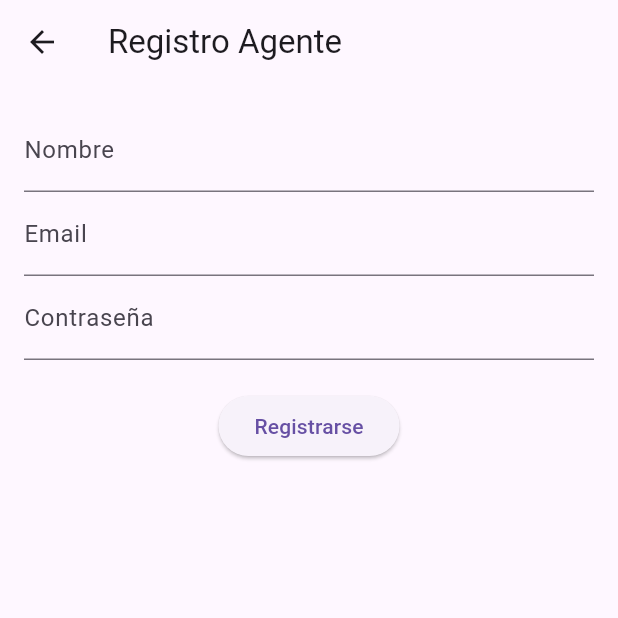
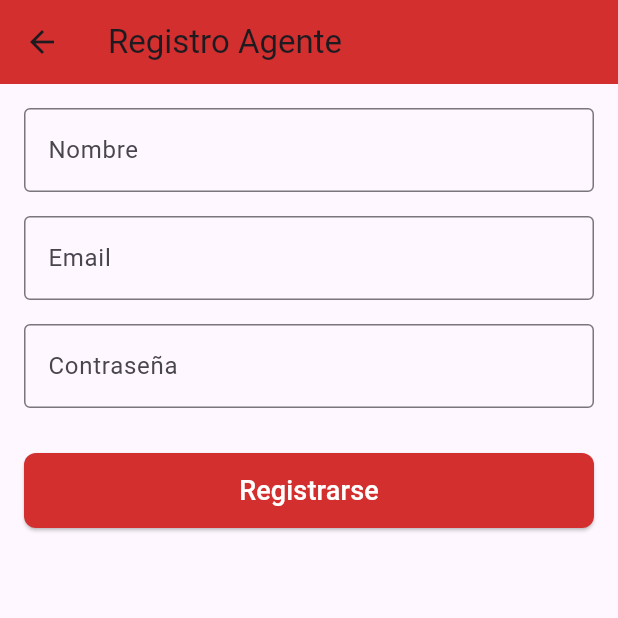
Before and after one commit to Emrodrigz/PaqueExpress, a Flutter app: the screen it shows after launch, after a tap on "Registrarse", on a phone screen of 412 x 824 dp, the top half of it. Run offline on Flutter 3.47's test engine with Material 3 defaults, Android fonts, the phone set to English and light mode, and no system bars; our stand-ins replace dio, flutter_map, flutter_secure_storage, geolocator, image_picker, latlong2; network calls fail.

Commit message:
Cambios en el color de la Aplicación

```diff
--- a/eval3/lib/main.dart
+++ b/eval3/lib/main.dart
@@ -28,10 +28,7 @@ class ApiClient {
       },
       onError: (e, handler) async {
         if (e.response?.statusCode == 401) {
-          // Si el token expira o es inválido, borra y redirige
           await storage.delete(key: "token");
-          // Nota: La redirección a LoginPage debe manejarse a nivel de widget,
-          // aquí solo se borra el token.
         }
         handler.next(e);
       },
@@ -46,14 +43,29 @@ class MyApp extends StatelessWidget {
   @override
   Widget build(BuildContext context) => MaterialApp(
         title: "Paquexpress",
-        theme: ThemeData(primarySwatch: Colors.blue),
+        theme: ThemeData(
+          primarySwatch: Colors.red,
+          primaryColor: Colors.red.shade700,
+          appBarTheme: AppBarTheme(
+             backgroundColor: Colors.red.shade700,
+          ),
+          elevatedButtonTheme: ElevatedButtonThemeData(
+            style: ElevatedButton.styleFrom(
+              backgroundColor: Colors.red.shade700,
+              foregroundColor: Colors.white,
+              padding: const EdgeInsets.symmetric(vertical: 12),
+              shape: RoundedRectangleBorder(borderRadius: BorderRadius.circular(8)),
+            ),
+          ),
+          textButtonTheme: TextButtonThemeData(
+            style: TextButton.styleFrom(
+              foregroundColor: Colors.red.shade700,
+            ),
+          )
+        ),
         home: const LoginPage(),
       );
 }
-
-// -----------------------------------------------------------------
-// PÁGINA DE LOGIN
-// -----------------------------------------------------------------
 
 class LoginPage extends StatefulWidget {
   const LoginPage({super.key});
@@ -75,7 +87,6 @@ class _LoginPageState extends State<LoginPage> {
       final token = res.data["access_token"];
       await storage.write(key: "token", value: token);
 
-      // CAMBIO: Navegar a la página de listado de paquetes
       Navigator.pushReplacement(
         context,
         MaterialPageRoute(builder: (_) => const ListarPaquetesPage()),
@@ -92,24 +103,53 @@ class _LoginPageState extends State<LoginPage> {
   Widget build(BuildContext context) => Scaffold(
         appBar: AppBar(title: const Text("Login Agente")),
         body: Padding(
-          padding: const EdgeInsets.all(16),
-          child: Column(children: [
-            TextField(controller: emailCtrl, decoration: const InputDecoration(labelText: "Email")),
-            TextField(controller: passCtrl, decoration: const InputDecoration(labelText: "Contraseña"), obscureText: true),
-            const SizedBox(height: 20),
-            ElevatedButton(onPressed: login, child: const Text("Ingresar")),
+          padding: const EdgeInsets.all(32.0),
+          child: Column(
+            mainAxisAlignment: MainAxisAlignment.center,
+            crossAxisAlignment: CrossAxisAlignment.stretch,
+            children: [
+              Text(
+                "Paquexpress",
+                style: TextStyle(
+                  fontSize: 34,
+                  fontWeight: FontWeight.bold,
+                  color: Theme.of(context).primaryColor,
+                ),
+                textAlign: TextAlign.center,
+              ),
+              const SizedBox(height: 40),
+              TextField(
+                controller: emailCtrl,
+                decoration: const InputDecoration(
+                  labelText: "Email",
+                  border: OutlineInputBorder(),
+                  prefixIcon: Icon(Icons.email),
+                ),
+              ),
+              const SizedBox(height: 16),
+              TextField(
+                controller: passCtrl,
+                decoration: const InputDecoration(
+                  labelText: "Contraseña",
+                  border: OutlineInputBorder(),
+                  prefixIcon: Icon(Icons.lock),
+                ),
+                obscureText: true,
+              ),
+              const SizedBox(height: 30),
+              ElevatedButton(
+                onPressed: login,
+                child: const Text("Ingresar", style: TextStyle(fontSize: 18)),
+              ),
+              const SizedBox(height: 10),
               TextButton(
                 onPressed: () => Navigator.push(context, MaterialPageRoute(builder: (_) => const RegisterPage())),
-              child: const Text("Registrarse"),
+                child: const Text("Registrarse", style: TextStyle(fontSize: 16)),
               ),
             ]),
         ),
       );
 }
-
-// -----------------------------------------------------------------
-// PÁGINA DE REGISTRO
-// -----------------------------------------------------------------
 
 class RegisterPage extends StatefulWidget {
   const RegisterPage({super.key});
@@ -143,19 +183,17 @@ class _RegisterPageState extends State<RegisterPage> {
         body: Padding(
           padding: const EdgeInsets.all(16),
           child: Column(children: [
-            TextField(controller: nombreCtrl, decoration: const InputDecoration(labelText: "Nombre")),
-            TextField(controller: emailCtrl, decoration: const InputDecoration(labelText: "Email")),
-            TextField(controller: passCtrl, decoration: const InputDecoration(labelText: "Contraseña"), obscureText: true),
-            const SizedBox(height: 20),
-            ElevatedButton(onPressed: registrar, child: const Text("Registrarse")),
+            TextField(controller: nombreCtrl, decoration: const InputDecoration(labelText: "Nombre", border: OutlineInputBorder())),
+            const SizedBox(height: 16),
+            TextField(controller: emailCtrl, decoration: const InputDecoration(labelText: "Email", border: OutlineInputBorder())),
+            const SizedBox(height: 16),
+            TextField(controller: passCtrl, decoration: const InputDecoration(labelText: "Contraseña", border: OutlineInputBorder()), obscureText: true),
+            const SizedBox(height: 30),
+            SizedBox(width: double.infinity, child: ElevatedButton(onPressed: registrar, child: const Text("Registrarse", style: TextStyle(fontSize: 18)))),
           ]),
         ),
       );
 }
-
-// -----------------------------------------------------------------
-// PÁGINA DE LISTADO DE PAQUETES (NUEVA)
-// -----------------------------------------------------------------
 
 class PaqueteItem {
   final int id;
@@ -210,10 +248,13 @@ class _ListarPaquetesPageState extends State<ListarPaquetesPage> {
                 itemCount: paquetes.length,
                 itemBuilder: (context, index) {
                   final paquete = paquetes[index];
-                  return ListTile(
-                    title: Text(paquete.uid),
+                  return Card(
+                    margin: const EdgeInsets.symmetric(horizontal: 10, vertical: 6),
+                    elevation: 2,
+                    child: ListTile(
+                      title: Text(paquete.uid, style: TextStyle(fontWeight: FontWeight.bold, color: Theme.of(context).primaryColor)),
                       subtitle: Text(paquete.direccion),
-                    trailing: const Icon(Icons.arrow_forward_ios),
+                      trailing: Icon(Icons.arrow_forward_ios, color: Colors.red.shade300),
                       onTap: () {
                         Navigator.push(
                           context,
@@ -222,15 +263,12 @@ class _ListarPaquetesPageState extends State<ListarPaquetesPage> {
                           ),
                         );
                       },
+                    ),
                   );
                 },
               ),
       );
 }
-
-// -----------------------------------------------------------------
-// PÁGINA DE MAPA
-// -----------------------------------------------------------------
 
 class PaqueteMapaPage extends StatefulWidget {
   final int paqueteId;
@@ -287,7 +325,6 @@ class _PaqueteMapaPageState extends State<PaqueteMapaPage> {
                         initialCenter: destino!,
                         initialZoom: 16.0,
                         interactionOptions: const InteractionOptions(
-                          // La corrección del error enableScrollWheel:
                           flags: InteractiveFlag.all,
                         )
                       ),
@@ -302,7 +339,7 @@ class _PaqueteMapaPageState extends State<PaqueteMapaPage> {
                               point: destino!,
                               width: 80,
                               height: 80,
-                              child: const Icon(Icons.location_pin, color: Colors.red, size: 40),
+                              child: Icon(Icons.location_pin, color: Colors.red.shade900, size: 40),
                             ),
                             if (miPos != null)
                               Marker(
@@ -320,7 +357,7 @@ class _PaqueteMapaPageState extends State<PaqueteMapaPage> {
                     padding: const EdgeInsets.all(12),
                     child: Row(
                       children: [
-                        Expanded(child: Text("Destino: $direccion")),
+                        Expanded(child: Text("Destino: ${direccion}", style: const TextStyle(fontWeight: FontWeight.bold))),
                         ElevatedButton(
                           onPressed: () => Navigator.push(
                             context,
@@ -336,10 +373,6 @@ class _PaqueteMapaPageState extends State<PaqueteMapaPage> {
       );
 }
 
-// -----------------------------------------------------------------
-// PÁGINA DE CONFIRMACIÓN
-// -----------------------------------------------------------------
-
 class ConfirmarEntregaPage extends StatefulWidget {
   final int paqueteId;
   const ConfirmarEntregaPage({super.key, required this.paqueteId});
@@ -349,16 +382,15 @@ class ConfirmarEntregaPage extends StatefulWidget {
 
 class _ConfirmarEntregaPageState extends State<ConfirmarEntregaPage> {
   XFile? photoXFile;
-  Uint8List? photoBytes; // Usado para mostrar la imagen en Web/Desktop
+  Uint8List? photoBytes;
   Position? pos;
   String? fotoUrlPublica;
 
   Future<void> _tomarFoto() async {
-    // La calidad de imagen se reduce para facilitar la subida
     final img = await ImagePicker().pickImage(source: ImageSource.camera, imageQuality: 80);
     if (img != null) {
       photoXFile = img;
-      photoBytes = await img.readAsBytes(); // Lee los bytes para mostrar la vista previa
+      photoBytes = await img.readAsBytes();
       setState(() {});
     }
   }
@@ -379,7 +411,6 @@ class _ConfirmarEntregaPageState extends State<ConfirmarEntregaPage> {
       return;
     }
     try {
-      // 1. Subir la foto a FastAPI
       final form = FormData.fromMap({
         'file': MultipartFile.fromBytes(
             await photoXFile!.readAsBytes(),
@@ -389,7 +420,6 @@ class _ConfirmarEntregaPageState extends State<ConfirmarEntregaPage> {
       final up = await api.dio.post("/fotos/", data: form);
       fotoUrlPublica = up.data['ruta'];
 
-      // 2. Enviar la confirmación de la entrega
       await api.dio.post("/entregas/confirmar", data: {
         "paquete_id": widget.paqueteId,
         "gps_lat": pos!.latitude,
@@ -399,7 +429,6 @@ class _ConfirmarEntregaPageState extends State<ConfirmarEntregaPage> {
 
       if (mounted) {
         ScaffoldMessenger.of(context).showSnackBar(const SnackBar(content: Text("Entrega confirmada con éxito")));
-        // Vuelve a la pantalla principal (Lista de paquetes o Login)
         Navigator.popUntil(context, (route) => route.isFirst);
       }
     } on DioException catch (e) {
@@ -425,9 +454,19 @@ class _ConfirmarEntregaPageState extends State<ConfirmarEntregaPage> {
                 ],
               ),
               const SizedBox(height: 16),
-              // Muestra la imagen usando bytes (compatible con Web/Desktop)
               if (photoBytes != null)
-                Image.memory(photoBytes!, height: 180, width: double.infinity, fit: BoxFit.contain)
+                Container(
+                  height: 180,
+                  width: double.infinity,
+                  decoration: BoxDecoration(
+                    border: Border.all(color: Theme.of(context).primaryColor, width: 2),
+                    borderRadius: BorderRadius.circular(8),
+                  ),
+                  child: ClipRRect(
+                    borderRadius: BorderRadius.circular(6),
+                    child: Image.memory(photoBytes!, fit: BoxFit.contain)
+                  )
+                )
               else
                 Container(height: 180, alignment: Alignment.center, decoration: BoxDecoration(border: Border.all(color: Colors.grey.shade300)), child: const Text("Sin foto")),
               const SizedBox(height: 12),
@@ -435,7 +474,7 @@ class _ConfirmarEntregaPageState extends State<ConfirmarEntregaPage> {
                   ? "Ubicación: Lat: ${pos!.latitude.toStringAsFixed(6)} · Lon: ${pos!.longitude.toStringAsFixed(6)}"
                   : "Ubicación no obtenida"),
               const Spacer(),
-              SizedBox(width: double.infinity, child: ElevatedButton(onPressed: _confirmar, child: const Text("Paquete entregado"))),
+              SizedBox(width: double.infinity, child: ElevatedButton(onPressed: _confirmar, child: const Text("Paquete entregado", style: TextStyle(fontSize: 18)))),
             ],
           ),
         ),
```
Also changed, not shown: API_Eval3/uploads/foto_20251128183747.jpg (added), API_Eval3/uploads/foto_20251128220401.jpg (added), API_Eval3/uploads/foto_20251128221544.jpg (added). Lines whose indentation alone changed are shown as unchanged.
